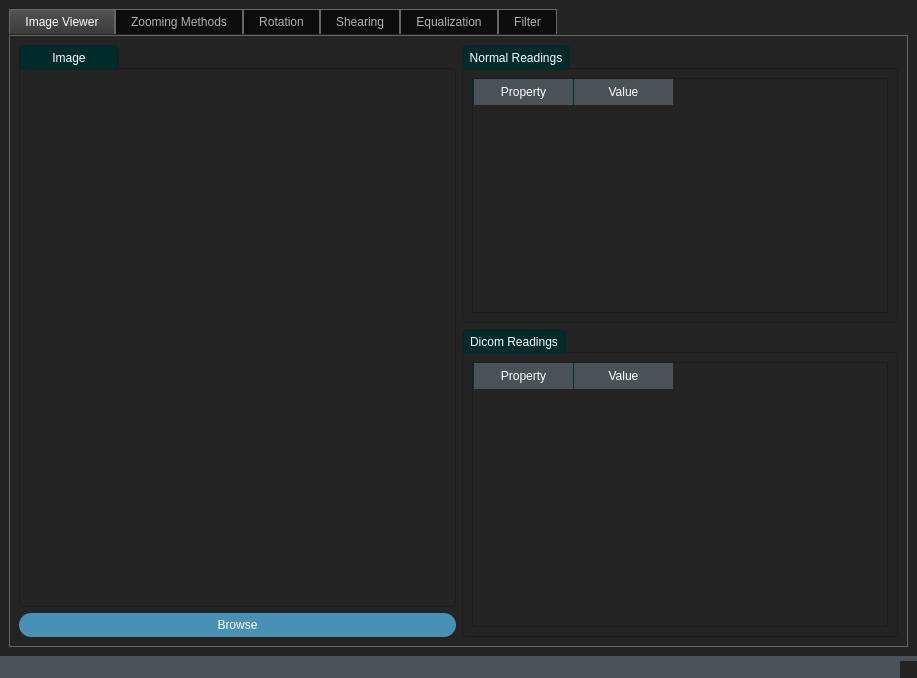
Above: Task2222.ui from DanielRafik/Image-Viewer before the change. Below: the same form after it.
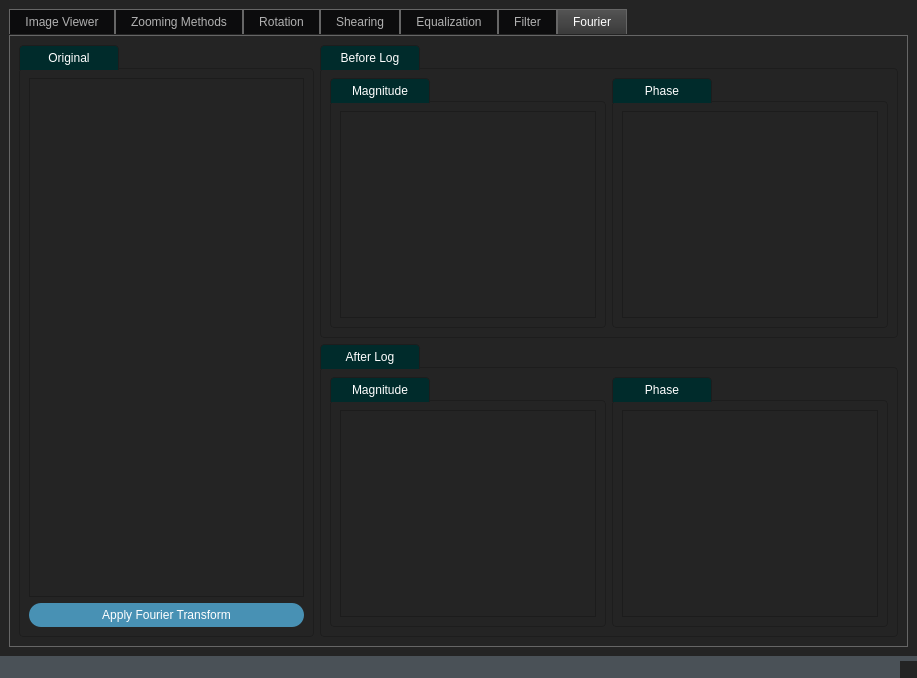
That is the form after the change. The open tabs and pages were chosen to show the change. Icons and pictures are not drawn. Custom widgets are drawn as their Qt base class.

Commit message: ,mnm,n,,nm,

What changed in the file:
```diff
--- a/Task2222.ui
+++ b/Task2222.ui
@@ -1637,6 +1637,145 @@
         </item>
        </layout>
       </widget>
+      <widget class="QWidget" name="tab_7">
+       <attribute name="title">
+        <string>Fourier</string>
+       </attribute>
+       <layout class="QGridLayout" name="gridLayout_21">
+        <item row="0" column="0" rowspan="2">
+         <widget class="QGroupBox" name="groupBox_14">
+          <property name="title">
+           <string>Original</string>
+          </property>
+          <layout class="QGridLayout" name="gridLayout_22">
+           <item row="0" column="0">
+            <widget class="MplWidget" name="Original_Image_Fourier_tab_graphicsView">
+             <property name="sizePolicy">
+              <sizepolicy hsizetype="Preferred" vsizetype="Expanding">
+               <horstretch>0</horstretch>
+               <verstretch>0</verstretch>
+              </sizepolicy>
+             </property>
+            </widget>
+           </item>
+           <item row="1" column="0">
+            <widget class="QPushButton" name="Apply_Fourier_Transform_Button">
+             <property name="sizePolicy">
+              <sizepolicy hsizetype="Minimum" vsizetype="Preferred">
+               <horstretch>0</horstretch>
+               <verstretch>0</verstretch>
+              </sizepolicy>
+             </property>
+             <property name="text">
+              <string>Apply Fourier Transform</string>
+             </property>
+            </widget>
+           </item>
+          </layout>
+         </widget>
+        </item>
+        <item row="0" column="1">
+         <widget class="QGroupBox" name="groupBox_15">
+          <property name="sizePolicy">
+           <sizepolicy hsizetype="Preferred" vsizetype="Preferred">
+            <horstretch>0</horstretch>
+            <verstretch>0</verstretch>
+           </sizepolicy>
+          </property>
+          <property name="title">
+           <string>Before Log</string>
+          </property>
+          <layout class="QGridLayout" name="gridLayout_23">
+           <item row="0" column="0">
+            <widget class="QGroupBox" name="groupBox_17">
+             <property name="title">
+              <string>Magnitude</string>
+             </property>
+             <layout class="QGridLayout" name="gridLayout_25">
+              <item row="0" column="0">
+               <widget class="MplWidget" name="Magnitude_BeforeLog_graphicsView">
+                <property name="sizePolicy">
+                 <sizepolicy hsizetype="Preferred" vsizetype="Preferred">
+                  <horstretch>0</horstretch>
+                  <verstretch>0</verstretch>
+                 </sizepolicy>
+                </property>
+               </widget>
+              </item>
+             </layout>
+            </widget>
+           </item>
+           <item row="0" column="1">
+            <widget class="QGroupBox" name="groupBox_18">
+             <property name="title">
+              <string>Phase</string>
+             </property>
+             <layout class="QGridLayout" name="gridLayout_26">
+              <item row="0" column="0">
+               <widget class="MplWidget" name="Phase_BeforeLog_graphicsView">
+                <property name="sizePolicy">
+                 <sizepolicy hsizetype="Preferred" vsizetype="Preferred">
+                  <horstretch>0</horstretch>
+                  <verstretch>0</verstretch>
+                 </sizepolicy>
+                </property>
+               </widget>
+              </item>
+             </layout>
+            </widget>
+           </item>
+          </layout>
+         </widget>
+        </item>
+        <item row="1" column="1">
+         <widget class="QGroupBox" name="groupBox_16">
+          <property name="title">
+           <string>After Log</string>
+          </property>
+          <layout class="QGridLayout" name="gridLayout_24">
+           <item row="0" column="0">
+            <widget class="QGroupBox" name="groupBox_19">
+             <property name="title">
+              <string>Magnitude</string>
+             </property>
+             <layout class="QGridLayout" name="gridLayout_27">
+              <item row="0" column="0">
+               <widget class="MplWidget" name="Magnitude_AfterLog_graphicsView">
+                <property name="sizePolicy">
+                 <sizepolicy hsizetype="Preferred" vsizetype="Preferred">
+                  <horstretch>0</horstretch>
+                  <verstretch>0</verstretch>
+                 </sizepolicy>
+                </property>
+               </widget>
+              </item>
+             </layout>
+            </widget>
+           </item>
+           <item row="0" column="1">
+            <widget class="QGroupBox" name="groupBox_20">
+             <property name="title">
+              <string>Phase</string>
+             </property>
+             <layout class="QGridLayout" name="gridLayout_28">
+              <item row="0" column="0">
+               <widget class="MplWidget" name="Phase_AfterLog_graphicsView">
+                <property name="sizePolicy">
+                 <sizepolicy hsizetype="Preferred" vsizetype="Preferred">
+                  <horstretch>0</horstretch>
+                  <verstretch>0</verstretch>
+                 </sizepolicy>
+                </property>
+               </widget>
+              </item>
+             </layout>
+            </widget>
+           </item>
+          </layout>
+         </widget>
+        </item>
+       </layout>
+      </widget>
      </widget>
     </item>
    </layout>
```
